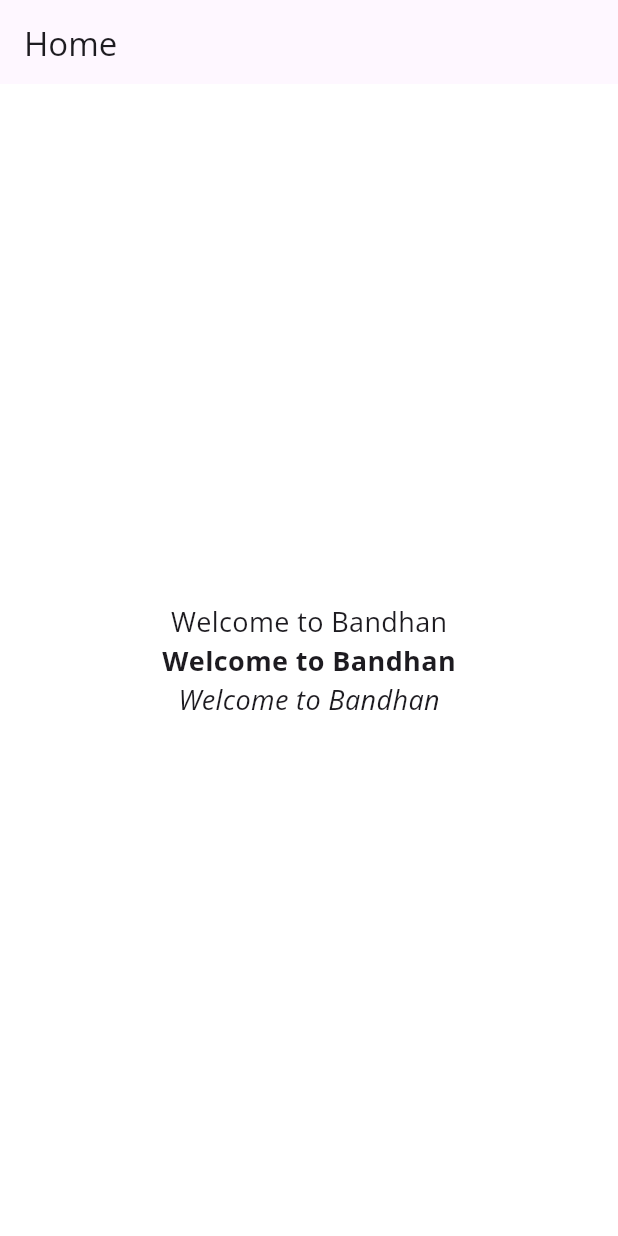
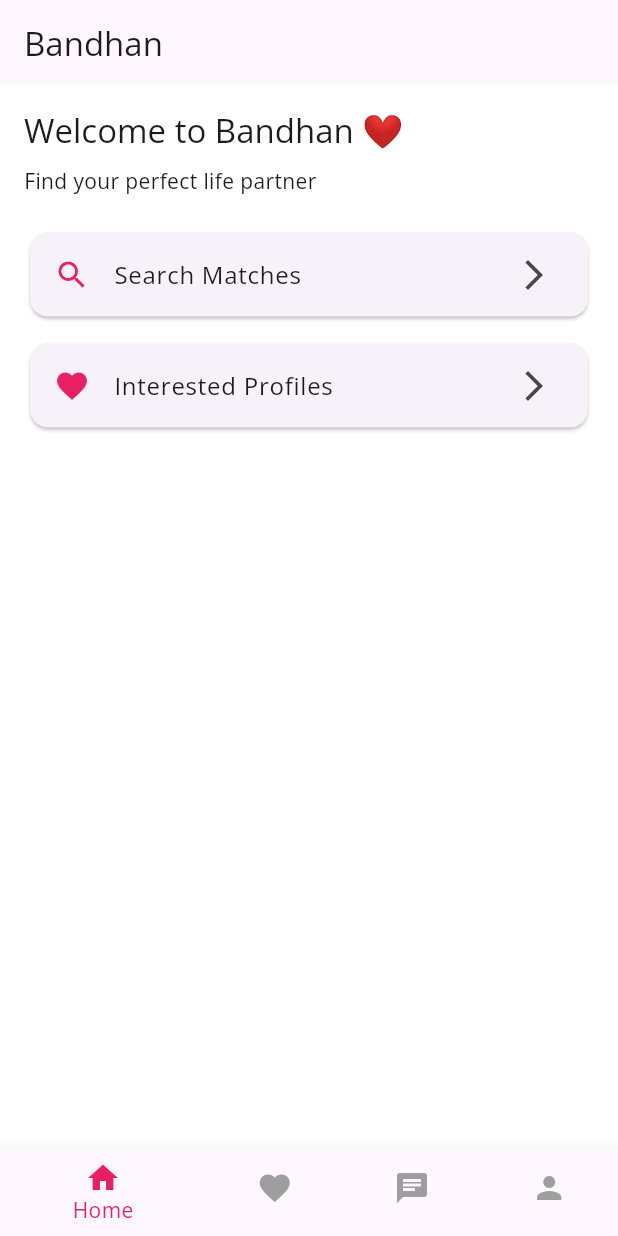
Before and after one commit to yausan/bandhan, a Flutter app: the HomeScreen screen opened directly, on a phone screen of 412 x 824 dp. Run offline on Flutter 3.47's test engine with Material 3 defaults, Android fonts, the phone set to English and light mode, and no system bars.

Commit message:
Add HomeScreen scaffold with AppBar

```diff
--- a/lib/screens/home/home_screen.dart
+++ b/lib/screens/home/home_screen.dart
@@ -1,39 +1,108 @@
 import 'package:flutter/material.dart';
 
-class HomeScreen extends StatelessWidget {
+class HomeScreen extends StatefulWidget {
   const HomeScreen({super.key});
+
+  @override
+  State<HomeScreen> createState() => _HomeScreenState();
+}
+
+class _HomeScreenState extends State<HomeScreen> {
+  int _currentIndex = 0;
+
+  final List<Widget> _screens = const [
+    DashboardTab(),
+    MatchesTab(),
+    MessagesTab(),
+    ProfileTab(),
+  ];
 
   @override
   Widget build(BuildContext context) {
     return Scaffold(
-      appBar: AppBar(title: const Text("Home")),
-      body: Center(
+      appBar: AppBar(title: const Text("Bandhan")),
+      body: _screens[_currentIndex],
+      bottomNavigationBar: BottomNavigationBar(
+        currentIndex: _currentIndex,
+        selectedItemColor: Colors.pink,
+        unselectedItemColor: Colors.grey,
+        onTap: (index) {
+          setState(() {
+            _currentIndex = index;
+          });
+        },
+        items: const [
+          BottomNavigationBarItem(icon: Icon(Icons.home), label: "Home"),
+          BottomNavigationBarItem(icon: Icon(Icons.favorite), label: "Matches"),
+          BottomNavigationBarItem(icon: Icon(Icons.chat), label: "Messages"),
+          BottomNavigationBarItem(icon: Icon(Icons.person), label: "Profile"),
+        ],
+      ),
+    );
+  }
+}
+
+class DashboardTab extends StatelessWidget {
+  const DashboardTab({super.key});
+
+  @override
+  Widget build(BuildContext context) {
+    return Padding(
+      padding: const EdgeInsets.all(16),
       child: Column(
-          mainAxisAlignment: MainAxisAlignment.center,
-          children: const [
+        crossAxisAlignment: CrossAxisAlignment.start,
+        children: [
           Text(
-              "Welcome to Bandhan",
-              style: TextStyle(fontFamily: 'OpenSans', fontSize: 18),
+            "Welcome to Bandhan ❤️",
+            style: Theme.of(context).textTheme.titleLarge,
           ),
-            Text(
-              "Welcome to Bandhan",
-              style: TextStyle(
-                fontFamily: 'OpenSans',
-                fontWeight: FontWeight.bold,
-                fontSize: 18,
+          const SizedBox(height: 10),
+          const Text("Find your perfect life partner"),
+          const SizedBox(height: 20),
+          Card(
+            child: ListTile(
+              leading: const Icon(Icons.search, color: Colors.pink),
+              title: const Text("Search Matches"),
+              trailing: const Icon(Icons.arrow_forward_ios),
             ),
           ),
-            Text(
-              "Welcome to Bandhan",
-              style: TextStyle(
-                fontFamily: 'OpenSans',
-                fontStyle: FontStyle.italic,
-                fontSize: 18,
+          const SizedBox(height: 10),
+          Card(
+            child: ListTile(
+              leading: const Icon(Icons.favorite, color: Colors.pink),
+              title: const Text("Interested Profiles"),
+              trailing: const Icon(Icons.arrow_forward_ios),
             ),
           ),
         ],
       ),
-      ),
     );
   }
 }
+
+class MatchesTab extends StatelessWidget {
+  const MatchesTab({super.key});
+
+  @override
+  Widget build(BuildContext context) {
+    return const Center(child: Text("Your Matches"));
+  }
+}
+
+class MessagesTab extends StatelessWidget {
+  const MessagesTab({super.key});
+
+  @override
+  Widget build(BuildContext context) {
+    return const Center(child: Text("Messages"));
+  }
+}
+
+class ProfileTab extends StatelessWidget {
+  const ProfileTab({super.key});
+
+  @override
+  Widget build(BuildContext context) {
+    return const Center(child: Text("My Profile"));
+  }
+}
```
Lines whose indentation alone changed are shown as unchanged.
